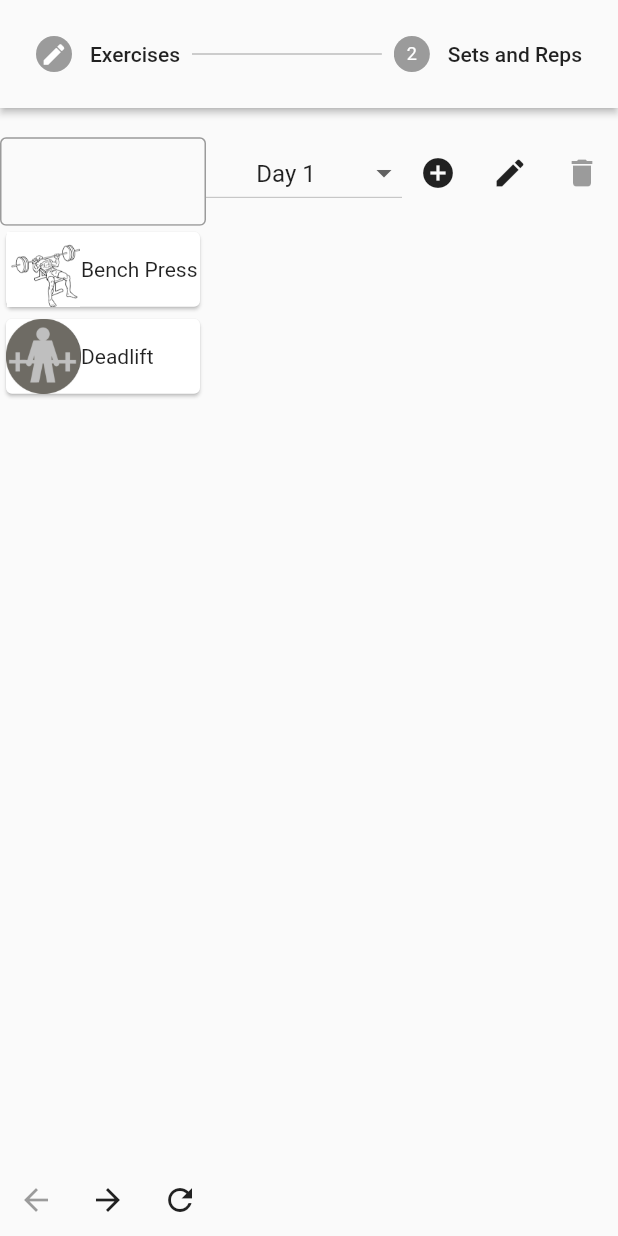
After one commit to bpreise1/frontend, a Flutter app: the NewCreatePlanPage screen opened directly, after a tap on the "edit" icon, after a tap on the "arrow forward" icon, after a tap on the "arrow back" icon, on a phone screen of 412 x 824 dp. The commit adds this screen. Run offline on Flutter 3.47's test engine with Material 2 defaults, Android fonts, the phone set to English and light mode, and no system bars; our stand-ins replace firebase_auth, firebase_core, flutter_riverpod, syncfusion_flutter_charts; missing offline and left inert: firebase_ui_auth, firebase_ui_oauth_google; accounts and stored records are empty.

Commit message:
new create plan page in progress

```diff
--- a/lib/main.dart
+++ b/lib/main.dart
@@ -1,3 +1,5 @@
+import 'dart:ui';
+
 import 'package:firebase_ui_auth/firebase_ui_auth.dart';
 import 'package:firebase_ui_oauth_google/firebase_ui_oauth_google.dart';
 import 'package:flutter/material.dart';
--- /dev/null
+++ b/lib/models/date_time_exercise.dart
@@ -0,0 +1,24 @@
+import 'package:frontend/models/exercise.dart';
+
+class DateTimeExercise {
+  const DateTimeExercise({required this.dateTime, required this.exercise});
+
+  final DateTime dateTime;
+  final Exercise exercise;
+
+  String get sets => exercise.sets;
+  List<String> get reps => exercise.reps;
+  List<String> get weights => exercise.weights;
+  String get name => exercise.name;
+
+  double getVolume() {
+    double volume = 0;
+    for (int i = 1; i < int.parse(sets) + 1; i++) {
+      if (reps[i] == '' || weights[i] == '') {
+        continue;
+      }
+      volume += double.parse(reps[i]) * double.parse(weights[i]);
+    }
+    return volume;
+  }
+}
--- /dev/null
+++ b/lib/providers/create_plan_stepper_provider.dart
@@ -0,0 +1,16 @@
+import 'package:flutter_riverpod/flutter_riverpod.dart';
+
+class CreatePlanStepperNotifier extends Notifier<int> {
+  @override
+  int build() {
+    return 0;
+  }
+
+  void setCreatePlanStepperIndex(int index) {
+    state = index;
+  }
+}
+
+final createPlanStepperProvider =
+    NotifierProvider<CreatePlanStepperNotifier, int>(
+        CreatePlanStepperNotifier.new);
--- /dev/null
+++ b/lib/screens/new_create_plan_page.dart
@@ -0,0 +1,206 @@
+import 'package:flutter/material.dart';
+import 'package:flutter_riverpod/flutter_riverpod.dart';
+import 'package:frontend/models/exercise.dart';
+import 'package:frontend/providers/create_plan_stepper_provider.dart';
+import 'package:frontend/providers/in_progress_exercise_plan_provider.dart';
+import 'package:frontend/widgets/day_select_dropdown.dart';
+import 'package:frontend/widgets/draggable_exercise_list.dart';
+import 'package:frontend/widgets/edit_text.dart';
+import 'package:frontend/widgets/exercise_list_item.dart';
+import 'package:frontend/widgets/exercise_list_item_textfield.dart';
+import 'package:frontend/widgets/submit_plan_dialog.dart';
+
+class NewCreatePlanPage extends ConsumerWidget {
+  const NewCreatePlanPage({super.key});
+
+  @override
+  Widget build(BuildContext context, WidgetRef ref) {
+    int selectedStepperIndex = ref.watch(createPlanStepperProvider);
+
+    String currentDay = ref.watch(createExercisePlanProvider).currentDay;
+    String planName = ref.watch(createExercisePlanProvider).planName;
+    List<Exercise>? exercises = ref.watch(createExercisePlanProvider).exercises;
+
+    return Scaffold(
+        body: Column(children: [
+          Expanded(
+              child: Stepper(
+                  onStepTapped: (value) {
+                    ref
+                        .read(createPlanStepperProvider.notifier)
+                        .setCreatePlanStepperIndex(value);
+                  },
+                  type: StepperType.horizontal,
+                  controlsBuilder: (context, details) {
+                    return const SizedBox();
+                  },
+                  steps: [
+                Step(
+                    title: const Text('Exercises'),
+                    state: selectedStepperIndex == 0
+                        ? StepState.editing
+                        : StepState.indexed,
+                    content: const SizedBox.shrink()),
+                Step(
+                    title: const Text('Sets and Reps'),
+                    state: selectedStepperIndex == 1
+                        ? StepState.editing
+                        : StepState.indexed,
+                    content: const SizedBox.shrink()),
+              ])),
+          Expanded(
+              flex: 8,
+              child: Stack(children: [
+                Row(children: [
+                  if (selectedStepperIndex == 0)
+                    const Expanded(child: DraggableExerciseList()),
+                  Expanded(
+                      flex: 2,
+                      child: Column(children: [
+                        DaySelectDropdown(
+                            provider: createExercisePlanProvider,
+                            editingEnabled: selectedStepperIndex == 0),
+                        Expanded(
+                            child: DragTarget<Exercise>(onAccept: (exercise) {
+                          ref
+                              .read(createExercisePlanProvider.notifier)
+                              .addExercise(exercise);
+                        }, builder: ((context, candidateData, rejectedData) {
+                          return ReorderableListView(
+                              buildDefaultDragHandles:
+                                  selectedStepperIndex == 0,
+                              onReorder: (oldIndex, newIndex) {
+                                ref
+                                    .read(createExercisePlanProvider.notifier)
+                                    .moveExercise(oldIndex, newIndex);
+                              },
+                              children: [
+                                for (int index = 0;
+                                    exercises != null &&
+                                        index < exercises.length;
+                                    index++)
+                                  ExerciseListItem(
+                                    key: Key('$index'),
+                                    exercise: exercises[index],
+                                    children: [
+                                      if (selectedStepperIndex == 1)
+                                        Expanded(
+                                            child: ExerciseListItemTextfield(
+                                                text: exercises[index].sets,
+                                                onSubmitted: ((text) {
+                                                  ref
+                                                      .read(
+                                                          createExercisePlanProvider
+                                                              .notifier)
+                                                      .updateSets(currentDay,
+                                                          index, text);
+                                                }),
+                                                helperText: 'Sets')),
+                                      if (selectedStepperIndex == 1)
+                                        Expanded(
+                                            child: ExerciseListItemTextfield(
+                                                text: exercises[index].reps[0],
+                                                onSubmitted: (text) {
+                                                  ref
+                                                      .read(
+                                                          createExercisePlanProvider
+                                                              .notifier)
+                                                      .updateGoalReps(
+                                                          currentDay,
+                                                          index,
+                                                          text);
+                                                },
+                                                helperText: 'Reps')),
+                                      if (selectedStepperIndex == 0)
+                                        IconButton(
+                                            icon: const Icon(Icons.delete),
+                                            onPressed: () {
+                                              ref
+                                                  .read(
+                                                      createExercisePlanProvider
+                                                          .notifier)
+                                                  .removeExerciseAt(index);
+                                            })
+                                    ],
+                                  ),
+                              ]);
+                        })))
+                      ]))
+                ]),
+                Positioned(
+                    bottom: 0,
+                    left: 0,
+                    child: Row(children: [
+                      IconButton(
+                          onPressed: selectedStepperIndex == 0
+                              ? null
+                              : () {
+                                  ref
+                                      .read(createPlanStepperProvider.notifier)
+                                      .setCreatePlanStepperIndex(
+                                          selectedStepperIndex - 1);
+                                },
+                          icon: const Icon(Icons.arrow_back)),
+                      IconButton(
+                          onPressed: selectedStepperIndex == 1
+                              ? null
+                              : () {
+                                  ref
+                                      .read(createPlanStepperProvider.notifier)
+                                      .setCreatePlanStepperIndex(
+                                          selectedStepperIndex + 1);
+                                },
+                          icon: const Icon(Icons.arrow_forward)),
+                      IconButton(
+                          onPressed: () {
+                            showDialog(
+                                context: context,
+                                builder: ((context) {
+                                  return AlertDialog(
+                                      title: Text(
+                                          'Are you sure you want to reset $planName?'),
+                                      content: Row(
+                                        children: [
+                                          OutlinedButton(
+                                              onPressed: () {
+                                                Navigator.pop(context);
+                                              },
+                                              child: const Text('No')),
+                                          OutlinedButton(
+                                              onPressed: () {
+                                                ref
+                                                    .read(
+                                                        createExercisePlanProvider
+                                                            .notifier)
+                                                    .resetPlan();
+                                                ref
+                                                    .read(
+                                                        createPlanStepperProvider
+                                                            .notifier)
+                                                    .setCreatePlanStepperIndex(
+                                                        0);
+                                                Navigator.pop(context);
+                                              },
+                                              child: const Text('Yes'))
+                                        ],
+                                      ));
+                                }));
+                          },
+                          icon: const Icon(Icons.refresh))
+                    ]))
+              ]))
+        ]),
+        floatingActionButton: selectedStepperIndex == 1
+            ? FloatingActionButton(
+                onPressed: () {
+                  showDialog(
+                      context: context,
+                      builder: (context) {
+                        return const SubmitPlanDialog();
+                      });
+                },
+                child: const Icon(Icons.done),
+              )
+            : null);
+  }
+}
--- a/lib/statics/all_exercises.dart
+++ b/lib/statics/all_exercises.dart
@@ -2,5 +2,5 @@ import 'package:frontend/models/exercise.dart';
 
 const List<Exercise> allExercises = [
   Exercise(name: 'Bench Press', description: 'Bench Press description'),
-  Exercise(name: 'Deadlift', description: 'Hard fucking lift')
+  Exercise(name: 'Deadlift', description: 'Hard fucking lift'),
 ];
```
Also changed, not shown: lib/home.dart (+16 -1 lines), lib/models/user_exception.dart (added, +16 -0 lines), lib/providers/user_exception_provider.dart (added, +17 -0 lines), lib/screens/create_plan_page.dart (+73 -52 lines), lib/screens/plan_metrics_page.dart (+6 -5 lines), lib/widgets/exercise_line_graph.dart (+16 -26 lines), lib/widgets/snack_bar_error.dart (added, +40 -0 lines), lib/widgets/user_profile_scaffold_button.dart (added, +16 -0 lines).
